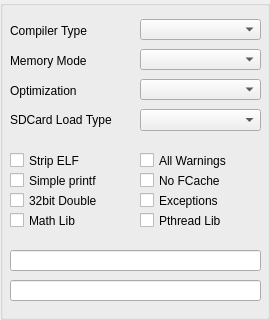
Before: the Qt Designer form propside/project.ui in parallaxinc/SimpleIDE, drawn with Qt 5.
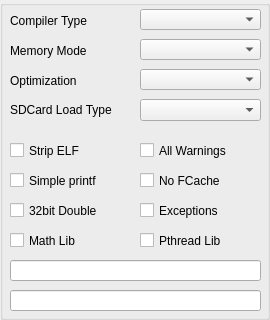
After: the same form once the commit is applied.

Commit message: Fixed typo. Adjusted project options.

What changed in the file:
```diff
--- a/propside/project.ui
+++ b/propside/project.ui
@@ -38,7 +38,7 @@
     <property name="geometry">
      <rect>
       <x>140</x>
-      <y>19</y>
+      <y>9</y>
       <width>121</width>
       <height>21</height>
      </rect>
@@ -67,7 +67,7 @@
     <property name="geometry">
      <rect>
       <x>10</x>
-      <y>190</y>
+      <y>200</y>
       <width>131</width>
       <height>21</height>
      </rect>
@@ -83,7 +83,7 @@
     <property name="geometry">
      <rect>
       <x>140</x>
-      <y>109</y>
+      <y>99</y>
       <width>121</width>
       <height>22</height>
      </rect>
@@ -96,7 +96,7 @@
     <property name="geometry">
      <rect>
       <x>10</x>
-      <y>20</y>
+      <y>10</y>
       <width>131</width>
       <height>21</height>
      </rect>
@@ -109,7 +109,7 @@
     <property name="geometry">
      <rect>
       <x>10</x>
-      <y>250</y>
+      <y>260</y>
       <width>251</width>
       <height>21</height>
      </rect>
@@ -122,7 +122,7 @@
     <property name="geometry">
      <rect>
       <x>10</x>
-      <y>150</y>
+      <y>140</y>
       <width>131</width>
       <height>21</height>
      </rect>
@@ -138,7 +138,7 @@
     <property name="geometry">
      <rect>
       <x>140</x>
-      <y>49</y>
+      <y>39</y>
       <width>121</width>
       <height>21</height>
      </rect>
@@ -151,7 +151,7 @@
     <property name="geometry">
      <rect>
       <x>10</x>
-      <y>210</y>
+      <y>230</y>
       <width>131</width>
       <height>21</height>
      </rect>
@@ -167,7 +167,7 @@
     <property name="geometry">
      <rect>
       <x>10</x>
-      <y>80</y>
+      <y>70</y>
       <width>131</width>
       <height>21</height>
      </rect>
@@ -180,7 +180,7 @@
     <property name="geometry">
      <rect>
       <x>140</x>
-      <y>190</y>
+      <y>200</y>
       <width>121</width>
       <height>21</height>
      </rect>
@@ -196,7 +196,7 @@
     <property name="geometry">
      <rect>
       <x>10</x>
-      <y>50</y>
+      <y>40</y>
       <width>131</width>
       <height>21</height>
      </rect>
@@ -209,7 +209,7 @@
     <property name="geometry">
      <rect>
       <x>140</x>
-      <y>210</y>
+      <y>230</y>
       <width>121</width>
       <height>21</height>
      </rect>
@@ -225,7 +225,7 @@
     <property name="geometry">
      <rect>
       <x>10</x>
-      <y>280</y>
+      <y>290</y>
       <width>251</width>
       <height>21</height>
      </rect>
@@ -238,7 +238,7 @@
     <property name="geometry">
      <rect>
       <x>140</x>
-      <y>79</y>
+      <y>69</y>
       <width>121</width>
       <height>21</height>
      </rect>
@@ -251,7 +251,7 @@
     <property name="geometry">
      <rect>
       <x>10</x>
-      <y>109</y>
+      <y>99</y>
       <width>131</width>
       <height>21</height>
      </rect>
@@ -264,7 +264,7 @@
     <property name="geometry">
      <rect>
       <x>140</x>
-      <y>150</y>
+      <y>140</y>
       <width>121</width>
       <height>21</height>
      </rect>
```
The commit also changes 1 other file.
